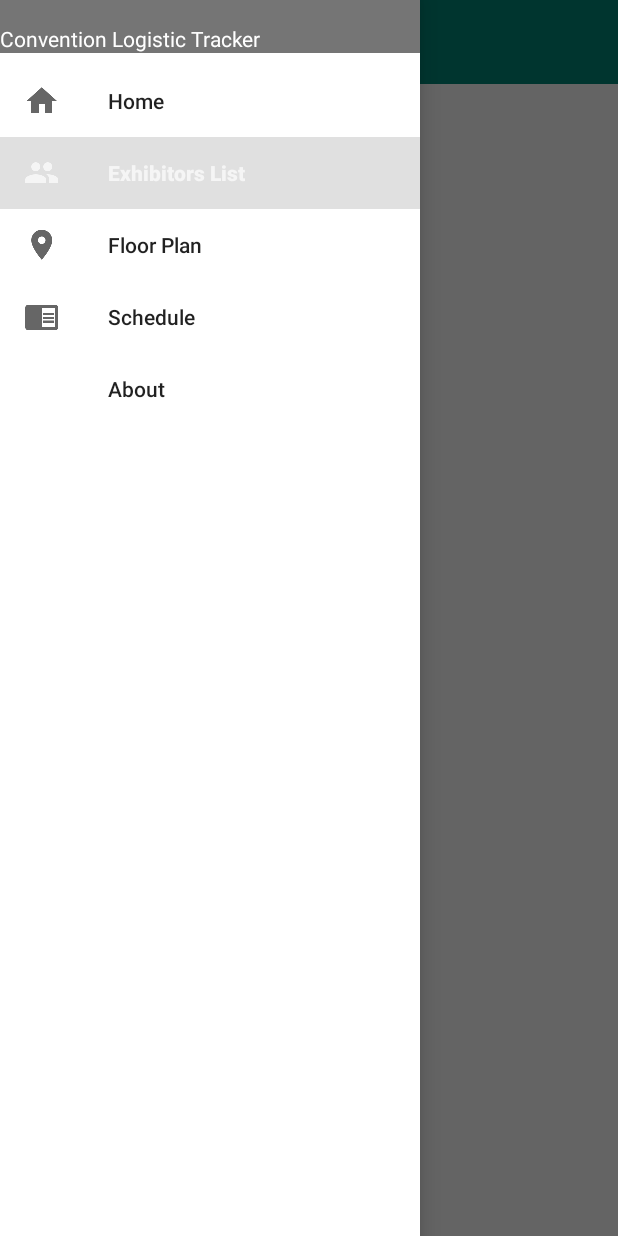
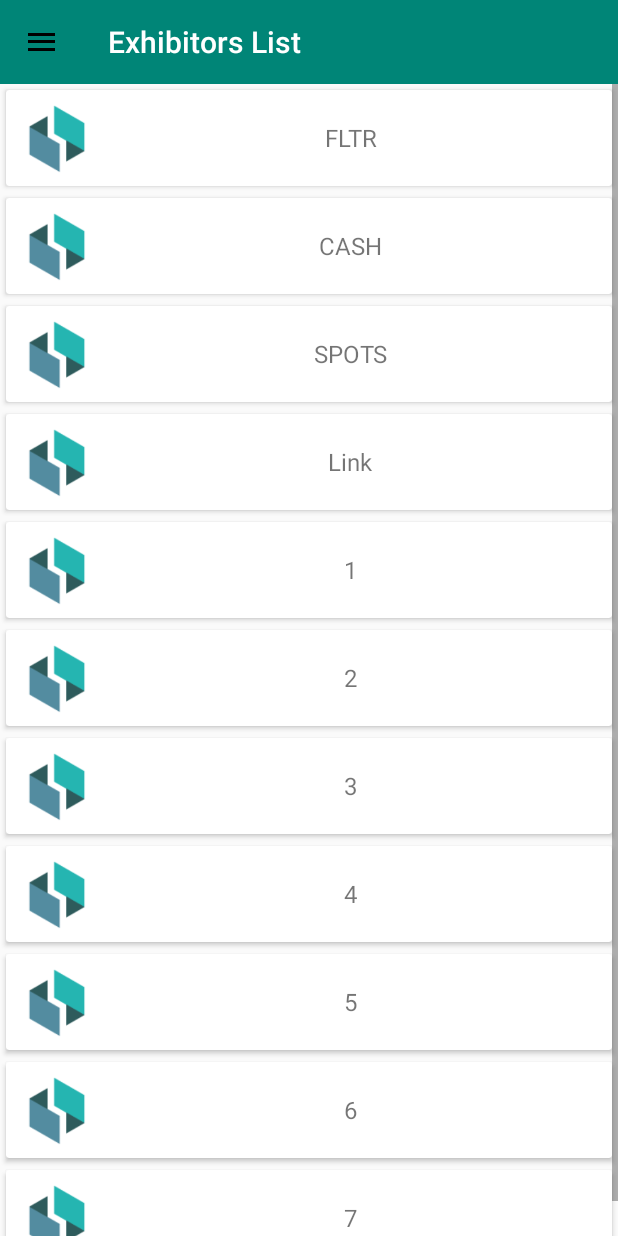
Before and after one commit to CLTracker/CLT-mobileapp, an Android app: the screen it shows after launch (MainActivity), in the side drawer, after a tap on "Exhibitors List", on a phone screen of 412 x 824 dp. Run offline under Robolectric (Android 15) with nearby library versions, the phone set to English and light mode, and no system bars; our stand-ins replace data binding.

Commit message:
add fragments

```diff
--- /dev/null
+++ b/app/src/main/java/com/clt/conventionlogistictracker/Exhibitor.java
@@ -0,0 +1,17 @@
+package com.clt.conventionlogistictracker;
+
+/**
+ * Created by dongw on 4/4/17.
+ */
+
+public class Exhibitor {
+    public final String companyName;
+
+    public Exhibitor(String companyName) {
+        this.companyName = companyName;
+    }
+
+    public String getCompanyName() {
+        return this.companyName;
+    }
+}
--- /dev/null
+++ b/app/src/main/java/com/clt/conventionlogistictracker/ExhibitorsListFragment.java
@@ -0,0 +1,79 @@
+package com.clt.conventionlogistictracker;
+
+
+import android.os.Bundle;
+import android.support.v4.app.Fragment;
+import android.support.v7.widget.LinearLayoutManager;
+import android.view.LayoutInflater;
+import android.support.v7.widget.RecyclerView;
+import android.view.View;
+import android.view.ViewGroup;
+
+
+import com.clt.conventionlogistictracker.R;
+
+import java.text.ParseException;
+import java.util.ArrayList;
+
+
+/**
+ * A simple {@link Fragment} subclass.
+ */
+public class ExhibitorsListFragment extends Fragment{
+
+    ArrayList<Exhibitor> mExhibitorsList = new ArrayList<Exhibitor>();
+
+    public ExhibitorsListFragment() {
+        // Required empty public constructor
+    }
+
+    @Override
+    public View onCreateView(LayoutInflater inflater, ViewGroup container, Bundle savedInstanceState) {
+
+        View rootView = inflater.inflate(R.layout.fragment_exhibitors_list, container, false);
+
+        ArrayList<Exhibitor> mExhibitors = getExhibitorsList();
+        for (int i = 0; i < mExhibitors.size(); i++) {
+            Exhibitor _mExhibitors = mExhibitors.get(i);
+            mExhibitorsList.add(_mExhibitors);
+        }
+
+        // create an adapter
+        RecyclerViewAdapter adapter = new RecyclerViewAdapter<Exhibitor>(mExhibitorsList, R.layout.exhibitor_item_layout, BR.exhibitor);
+        RecyclerView exhibitorListContainer = (RecyclerView) rootView.findViewById(R.id.exhibitors_list_recycler_view);
+        exhibitorListContainer.setHasFixedSize(false);
+        // set adapter
+        exhibitorListContainer.setAdapter(adapter);
+
+        LinearLayoutManager llm = new LinearLayoutManager(getActivity());
+        llm.setOrientation(LinearLayoutManager.VERTICAL);
+        exhibitorListContainer.setLayoutManager(llm);
+        // Inflate the layout for this fragment
+        return rootView;
+    }
+
+    private ArrayList<Exhibitor> getExhibitorsList() {
+        //TODO Replace with call to service
+        ArrayList<Exhibitor> result = new ArrayList<Exhibitor>();
+
+        result.add(new Exhibitor("FLTR"));
+        result.add(new Exhibitor("CASH"));
+        result.add(new Exhibitor("SPOTS"));
+        result.add(new Exhibitor("Link"));
+        result.add(new Exhibitor("1"));
+        result.add(new Exhibitor("2"));
+        result.add(new Exhibitor("3"));
+        result.add(new Exhibitor("4"));
+        result.add(new Exhibitor("5"));
+        result.add(new Exhibitor("6"));
+        result.add(new Exhibitor("7"));
+        result.add(new Exhibitor("8"));
+        result.add(new Exhibitor("9"));
+        result.add(new Exhibitor("10"));
+        result.add(new Exhibitor("11"));
+        result.add(new Exhibitor("12"));
+
+        return result;
+    }
+
+}
--- /dev/null
+++ b/app/src/main/java/com/clt/conventionlogistictracker/FloorPlansFragment.java
@@ -0,0 +1,22 @@
+package com.clt.conventionlogistictracker;
+
+import android.content.Context;
+import android.net.Uri;
+import android.os.Bundle;
+import android.support.v4.app.Fragment;
+import android.view.LayoutInflater;
+import android.view.View;
+import android.view.ViewGroup;
+
+public class FloorPlansFragment extends Fragment {
+
+    public FloorPlansFragment() {
+        // Required empty public constructor
+    }
+
+    @Override
+    public View onCreateView(LayoutInflater inflater, ViewGroup container, Bundle savedInstanceState) {
+        // Inflate the layout for this fragment
+        return inflater.inflate(R.layout.fragment_floor_plans, container, false);
+    }
+}
--- /dev/null
+++ b/app/src/main/java/com/clt/conventionlogistictracker/IViewEvents.java
@@ -0,0 +1,11 @@
+package com.clt.conventionlogistictracker;
+
+import android.view.View;
+
+/**
+ * Created by dongw on 4/4/17.
+ */
+
+public interface IViewEvents<T> {
+    void onClick(View view, T clickedItem);
+}
--- a/app/src/main/java/com/clt/conventionlogistictracker/MainActivity.java
+++ b/app/src/main/java/com/clt/conventionlogistictracker/MainActivity.java
@@ -3,9 +3,9 @@ package com.clt.conventionlogistictracker;
 import android.os.Bundle;
 import android.support.design.widget.NavigationView;
 import android.support.v4.app.Fragment;
+import android.support.v4.app.FragmentManager;
 import android.support.v4.view.GravityCompat;
 import android.support.v4.widget.DrawerLayout;
-import android.support.v4.widget.ExploreByTouchHelper;
 import android.support.v7.app.ActionBarDrawerToggle;
 import android.support.v7.app.AppCompatActivity;
 import android.support.v7.widget.ActionMenuView;
@@ -14,6 +14,7 @@ import android.view.Menu;
 import android.view.MenuInflater;
 import android.view.MenuItem;
 
+import android.view.View;
 import android.widget.Toast;
 
 public class MainActivity extends AppCompatActivity {
@@ -21,50 +22,31 @@ public class MainActivity extends AppCompatActivity {
     private DrawerLayout mDrawer;
     private NavigationView mNavigationDrawer;
     private Toolbar mToolbar;
-    private ActionMenuView amvMenu;
-
-    private ActionBarDrawerToggle drawerToggle;
 
     @Override
     protected void onCreate(Bundle savedInstanceState) {
         super.onCreate(savedInstanceState);
         setContentView(R.layout.activity_main);
 
-
-        mToolbar = (Toolbar) findViewById(R.id.my_toolbar);
-        mDrawer = (DrawerLayout) findViewById(R.id.drawer_layout);
-        mNavigationDrawer = (NavigationView) findViewById(R.id.navigation_view);
-
-
-        amvMenu = (ActionMenuView) mToolbar.findViewById(R.id.amvMenu);
-        amvMenu.setOnMenuItemClickListener(new ActionMenuView.OnMenuItemClickListener() {
-            @Override
-            public boolean onMenuItemClick(MenuItem item) {
-                return onOptionsItemSelected(item);
-            }
-        });
-
-        setSupportActionBar(mToolbar);
-        getSupportActionBar().setTitle(null);
-        setupDrawerContent(mNavigationDrawer);
-        /** Back arrow uses
-         * getSupportActionBar().setDisplayHomeAsUpEnabled(true); */
+        setToolbar();
+        setupDrawer();
     }
 
-    /** Gets the icons for the action bar */
-    @Override
-    public boolean onCreateOptionsMenu(Menu menu) {
-        MenuInflater inflater = getMenuInflater();
-        // use amvMenu here
-        inflater.inflate(R.menu.toolbar_menu, amvMenu.getMenu());
-        return super.onCreateOptionsMenu(menu);
+    /** Sets up the toolbar
+     *  Uses the default Android back btn as menu (hamburger) btn
+     */
+    private void setToolbar() {
+        mToolbar = (Toolbar) findViewById(R.id.my_toolbar);
+        setSupportActionBar(mToolbar);
+        getSupportActionBar().setHomeAsUpIndicator(R.drawable.hamburger_action);
+        getSupportActionBar().setDisplayHomeAsUpEnabled(true);
     }
 
     /** Do stuff with action bar icons */
     @Override
     public boolean onOptionsItemSelected(MenuItem item) {
         switch (item.getItemId()) {
-            case R.id.action_home:
+            case android.R.id.home:
                 mDrawer.openDrawer(GravityCompat.START);
                 return true;
             default:
@@ -72,48 +54,42 @@ public class MainActivity extends AppCompatActivity {
         }
     }
 
-    /** Set up the side menu */
-    private void setupDrawerContent(NavigationView navigationView) {
-        navigationView.setNavigationItemSelectedListener(
-                new NavigationView.OnNavigationItemSelectedListener() {
-                    @Override
-                    public boolean onNavigationItemSelected(MenuItem item) {
-                        //selectDrawerItem(item);
-                        return true;
-                    }
-                });
-    }
-
-    /** Do stuff with the navigation options */
-    /*public void selectDrawerItem(MenuItem menuItem) {
-        Fragment fragment = null;
-        Class fragmentClass;
+    /** Sets up the drawer
+     * Fills in cases for drawer menu
+     */
+    private void setupDrawer() {
+        mDrawer = (DrawerLayout) findViewById(R.id.drawer_layout);
+        mNavigationDrawer = (NavigationView) findViewById(R.id.navigation_view);
+        mNavigationDrawer.setNavigationItemSelectedListener(new NavigationView.OnNavigationItemSelectedListener() {
+            public boolean onNavigationItemSelected(MenuItem menuItem) {
                 switch (menuItem.getItemId()) {
                     case R.id.home:
-                fragmentClass = FirstFragment.class;
+                        /*HomeFragment homeFragment = new HomeFragment();
+                        FragmentManager managerHome = getSupportFragmentManager();
+                        managerHome.beginTransaction().replace(R.id.frame_content, homeFragment, homeFragment.getTag()).commit();*/
                         break;
                     case R.id.exhibitors_list:
+                        ExhibitorsListFragment exhibitorsListFragment = new ExhibitorsListFragment();
+                        FragmentManager manager = getSupportFragmentManager();
+                        manager.beginTransaction().replace(R.id.frame_content , exhibitorsListFragment, exhibitorsListFragment.getTag()).commit();
                         break;
                     case R.id.floor_plan:
+                        FloorPlansFragment floorPlansFragment = new FloorPlansFragment();
+                        FragmentManager manager2 = getSupportFragmentManager();
+                        manager2.beginTransaction().replace(R.id.frame_content , floorPlansFragment).commit();
                         break;
                     case R.id.schedule:
                         break;
                     case R.id.about:
                         break;
                     default:
-                fragmentClass = FirstFragment.class;
+                        break;
                 }
-        try {
-            fragment = (Fragment) fragmentClass.newInstance();
-        } catch (Exception e) {
-            e.printStackTrace();
-        }
-
-        Fragment fragmentManager = getSupportFragmentManager();
-        fragmentManager.beginTransaction().replace().replace(R.id.frame_content, fragment).commit();
-
                 menuItem.setChecked(true);
                 setTitle(menuItem.getTitle());
                 mDrawer.closeDrawers();
-    }*/
+                return true;
             }
+        });
+    }
+}
--- /dev/null
+++ b/app/src/main/java/com/clt/conventionlogistictracker/RecyclerViewAdapter.java
@@ -0,0 +1,77 @@
+package com.clt.conventionlogistictracker;
+
+import android.databinding.DataBindingUtil;
+import android.databinding.ViewDataBinding;
+import android.support.v7.widget.RecyclerView;
+import android.view.View;
+import android.view.ViewGroup;
+import android.view.LayoutInflater;
+
+import java.util.ArrayList;
+
+/**
+ * Created by dongw on 4/4/17.
+ */
+
+
+public class RecyclerViewAdapter<T> extends RecyclerView.Adapter<RecyclerViewAdapter.RecyclerViewHolder> {
+    private ArrayList<T> _items;
+    private int _layoutId;
+    private int _variableId;
+    //private IViewEvents<T> _viewEvents;
+
+
+    // TODO the ViewEvents stuff doesn't work with fragments - fragments can't get context, can only getActivity
+    public RecyclerViewAdapter(ArrayList<T> items, int layoutId, int variableId) { //IViewEvents<T> viewEvents){
+        _items = items;
+        _layoutId = layoutId;
+        _variableId = variableId;
+        //_viewEvents = viewEvents;
+    }
+
+    @Override
+    public RecyclerViewHolder onCreateViewHolder(ViewGroup parent, int viewType) {
+        View listItem = LayoutInflater.from(parent.getContext()).inflate(_layoutId, parent, false);
+        return new RecyclerViewHolder(listItem);
+    }
+
+    @Override
+    public void onBindViewHolder(final RecyclerViewHolder holder,final int position) {
+        holder.getViewDataBinding().setVariable(_variableId, _items.get(position));
+        /*
+        if(_viewEvents != null)
+        {
+            holder.getView().setOnClickListener(new View.OnClickListener() {
+                @Override
+                public void onClick(View view) {
+                    _viewEvents.onClick(view, _items.get(position));
+                }
+            });
+        }*/
+    }
+    @Override
+    public int getItemCount() {
+        return _items.size();
+    }
+
+    public static class RecyclerViewHolder extends RecyclerView.ViewHolder{
+        private ViewDataBinding _itemBinding;
+        private View _view;
+
+        public RecyclerViewHolder(View view) {
+            super(view);
+            _view = view;
+            _itemBinding = DataBindingUtil.bind(view);
+        }
+
+        public View getView()
+        {
+            return _view;
+        }
+
+        public ViewDataBinding getViewDataBinding()
+        {
+            return _itemBinding;
+        }
+    }
+}
--- a/app/src/main/res/layout/activity_main.xml
+++ b/app/src/main/res/layout/activity_main.xml
@@ -22,9 +22,9 @@
             layout="@layout/toolbar_layout" />
 
         <FrameLayout
-            android:id="@+id/frame_content"
             android:layout_width="match_parent"
-            android:layout_height="match_parent" />
+            android:layout_height="match_parent"
+            android:id="@+id/frame_content" />
     </LinearLayout>
 
     <android.support.design.widget.NavigationView
--- /dev/null
+++ b/app/src/main/res/layout/exhibitor_item_layout.xml
@@ -0,0 +1,69 @@
+<?xml version="1.0" encoding="utf-8"?>
+<layout xmlns:android="http://schemas.android.com/apk/res/android">
+
+    <!-- layout tag has to be just "layout" for databinding purposes-->
+    <data>
+        <variable name="exhibitor" type="com.clt.conventionlogistictracker.Exhibitor" />
+    </data>
+
+    <android.support.v7.widget.CardView
+        xmlns:card_view="http://schemas.android.com/apk/res-auto"
+        android:layout_width="match_parent"
+        android:layout_height="wrap_content"
+        android:layout_margin="4dp"
+        card_view:cardCornerRadius="2dp" >
+
+        <RelativeLayout
+            android:layout_width="match_parent"
+            android:layout_height="?android:attr/listPreferredItemHeight"
+            android:padding="6dp" >
+
+            <ImageView
+                android:id="@+id/company_logo"
+                android:layout_width="55dp"
+                android:layout_height="match_parent"
+                android:layout_alignParentBottom="true"
+                android:layout_alignParentTop="true"
+                android:src="@drawable/clt_logo_sq"/>
+
+
+            <TextView
+                android:layout_width="match_parent"
+                android:layout_height="match_parent"
+                android:layout_toRightOf="@id/company_logo"
+                android:ellipsize="marquee"
+                android:gravity="center"
+                android:padding="10dp"
+                android:text='@{exhibitor.companyName}'
+                android:textSize="16sp"/>
+            <!--
+            <TextView
+                android:id="@+id/secondLine"
+                android:layout_width="match_parent"
+                android:layout_height="wrap_content"
+                android:layout_alignParentBottom="true"
+                android:layout_alignParentRight="true"
+                android:layout_toRightOf="@id/company_logo"
+                android:ellipsize="marquee"
+                android:text="Description"
+                android:textSize="16sp" />
+
+            <TextView
+                android:id="@+id/firstLine"
+                android:layout_width="match_parent"
+                android:layout_height="26dip"
+                android:layout_above="@id/secondLine"
+                android:layout_alignParentRight="true"
+                android:layout_alignParentTop="true"
+                android:layout_alignWithParentIfMissing="true"
+                android:layout_toRightOf="@id/company_logo"
+                android:gravity="center_vertical"
+                android:ellipsize="marquee"
+                android:maxLines="1"
+                android:text="University of Nevada Las Vegas"
+                android:textSize="12sp" />
+                 -->
+        </RelativeLayout>
+    </android.support.v7.widget.CardView>
+
+</layout>
--- /dev/null
+++ b/app/src/main/res/layout/fragment_exhibitors_list.xml
@@ -0,0 +1,20 @@
+<FrameLayout xmlns:android="http://schemas.android.com/apk/res/android"
+    xmlns:tools="http://schemas.android.com/tools"
+    android:layout_width="match_parent"
+    android:layout_height="match_parent"
+    tools:context="com.clt.conventionlogistictracker.ExhibitorsListFragment">
+
+    <ScrollView
+        android:layout_width="match_parent"
+        android:layout_height="wrap_content">
+        <LinearLayout
+            android:layout_width="match_parent"
+            android:layout_height="wrap_content"
+            android:orientation="vertical">
+            <android.support.v7.widget.RecyclerView
+                android:id="@+id/exhibitors_list_recycler_view"
+                android:layout_width="match_parent"
+                android:layout_height="match_parent"/>
+        </LinearLayout>
+    </ScrollView>
+</FrameLayout>
--- /dev/null
+++ b/app/src/main/res/layout/fragment_floor_plans.xml
@@ -0,0 +1,26 @@
+<RelativeLayout xmlns:android="http://schemas.android.com/apk/res/android"
+    xmlns:tools="http://schemas.android.com/tools"
+    android:layout_width="match_parent"
+    android:layout_height="match_parent"
+    tools:context="com.clt.conventionlogistictracker.FloorPlansFragment">
+    <LinearLayout
+        android:layout_width="match_parent"
+        android:layout_height="match_parent"
+        android:orientation="vertical">
+        <TextView
+            android:layout_width="match_parent"
+            android:layout_height="wrap_content"
+            android:text="This is the webview"/>
+
+        <WebView
+            android:id="@+id/floor_plan"
+            android:layout_width="match_parent"
+            android:layout_height="match_parent"
+            />
+
+        <TextView
+            android:layout_width="match_parent"
+            android:layout_height="wrap_content"
+            android:text="This is the bottom of the webview"/>
+    </LinearLayout>
+</RelativeLayout>
--- a/app/src/main/res/layout/toolbar_layout.xml
+++ b/app/src/main/res/layout/toolbar_layout.xml
@@ -9,10 +9,4 @@
     android:background="?attr/colorAccent"
     android:theme="@style/ThemeOverlay.AppCompat.Dark.ActionBar"
     app:popupTheme="@style/ThemeOverlay.AppCompat.Light">
-
-    <android.support.v7.widget.ActionMenuView
-        android:id="@+id/amvMenu"
-        android:layout_width="wrap_content"
-        android:layout_height="?attr/actionBarSize" />
-
 </android.support.v7.widget.Toolbar>
--- a/app/src/main/res/menu/drawer_menu.xml
+++ b/app/src/main/res/menu/drawer_menu.xml
@@ -4,7 +4,8 @@
         <item
             android:id="@+id/home"
             android:icon="@drawable/ic_home"
-            android:title="Home" />
+            android:title="Home"
+            android:checked="true"/>
 
         <item
             android:id="@+id/exhibitors_list"
--- a/app/src/main/res/menu/toolbar_menu.xml
+++ /dev/null
@@ -1,10 +0,0 @@
-<?xml version="1.0" encoding="utf-8"?>
-<menu xmlns:android="http://schemas.android.com/apk/res/android"
-    xmlns:app="http://schemas.android.com/apk/res-auto">
-
-    <item
-        android:id="@+id/action_home"
-        android:title="Menu"
-        android:icon="@drawable/hamburger_action"
-        app:showAsAction="always"/>
-</menu>
--- a/app/src/main/res/values/dimens.xml
+++ b/app/src/main/res/values/dimens.xml
@@ -2,4 +2,5 @@
     <!-- Default screen margins, per the Android Design guidelines. -->
     <dimen name="activity_horizontal_margin">16dp</dimen>
     <dimen name="activity_vertical_margin">16dp</dimen>
+    <dimen name="text_margin">16dp</dimen>
 </resources>
--- a/app/src/main/res/values/strings.xml
+++ b/app/src/main/res/values/strings.xml
@@ -1,5 +1,5 @@
 <resources>
-    <string name="app_name">Convention Logistic Tracker</string>
+    <string name="app_name">Convention Logistics Tracker</string>
 
     <string-array name="menu_array">
         <item>Menu option 1</item>
@@ -10,4 +10,8 @@
         <item>Menu option 6</item>
     </string-array>
 
+    <!-- TODO: Remove or change this placeholder text -->
+    <string name="hello_blank_fragment">Hello blank fragment</string>
+    <string name="convention_logistics_tracker">Convention Logistics Tracker</string>
+
 </resources>
--- a/app/src/main/res/values/styles.xml
+++ b/app/src/main/res/values/styles.xml
@@ -8,4 +8,9 @@
         <item name="colorAccent">@color/accent_material_light</item>
     </style>
 
+    <style name="AppTheme.NoActionBar">
+        <item name="windowActionBar">false</item>
+        <item name="windowNoTitle">true</item>
+    </style>
+
 </resources>
```
Also changed, not shown: app/build.gradle (+9 -2 lines), app/src/main/AndroidManifest.xml (+5 -2 lines), app/src/main/res/drawable/clt_logo.png (added), app/src/main/res/drawable/clt_logo_sq.png (added). Lines whose indentation alone changed are shown as unchanged.
